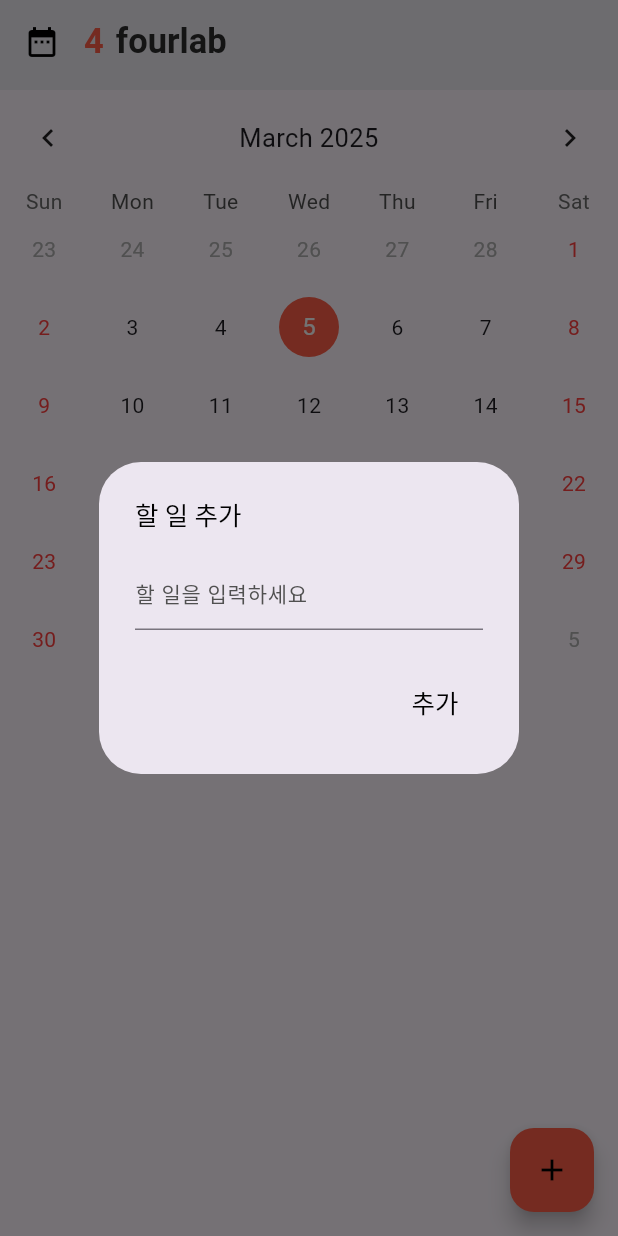
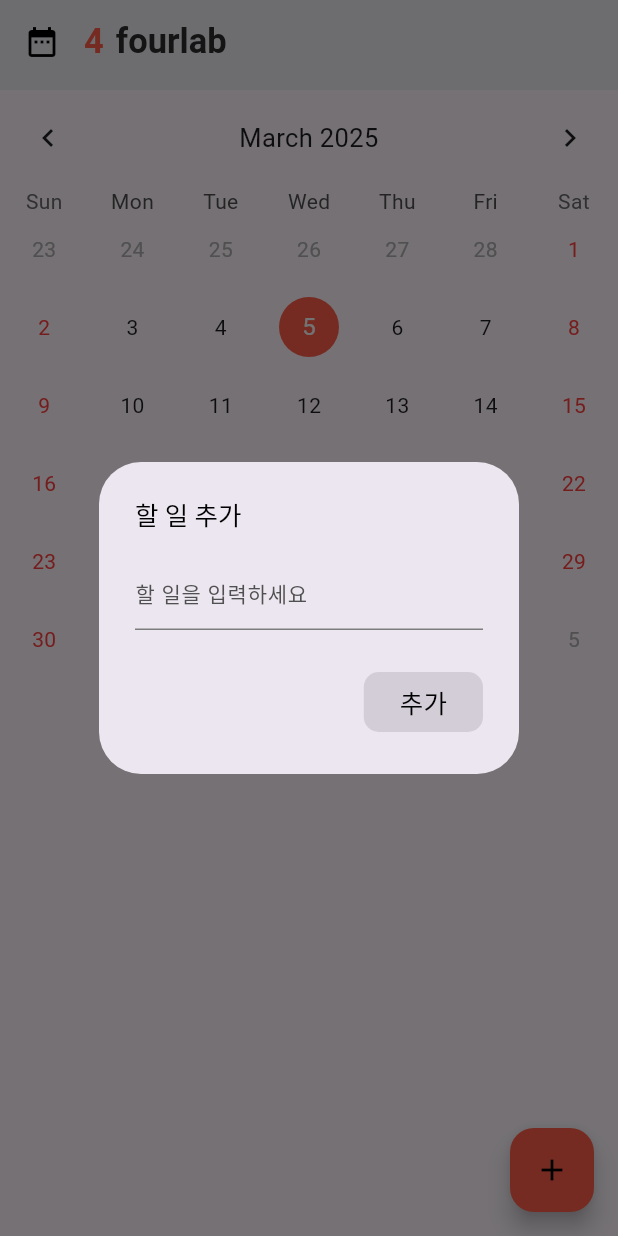
Before and after one commit to geonheey/LifeLog, a Flutter app: the screen it shows after launch, after a tap on the "add" icon, on a phone screen of 412 x 824 dp. Run offline on Flutter 3.47's test engine with Material 3 defaults, Android fonts, the light colour scheme and no system bars; drawn by our look-alikes of table_calendar; our stand-ins replace flutter_riverpod.

Commit message:
[Design] AlertDialog 입력 여부에 따른 디자인 변경

```diff
--- a/lib/theme/todo_theme_color.dart
+++ b/lib/theme/todo_theme_color.dart
@@ -6,11 +6,13 @@ class TodoThemeColor {
 
   static const Color background = Color(0xFFFAFAFA);
   static const Color gray = Color(0xFF505050);
+  static const Color gray1 = Color(0xFF7D7D7D);
 
+  static const Color red = Color(0xFFFF4040);
   static const Color red1 = Color(0xFFFFDDD8);
 
-  static const Color red = Color(0xFFFF4040);
   static const Color orange = Color(0xFFFF5E48);
+  static const Color orange1 = Color(0xFFFF8A4A);
 
   static const Color black = Color(0xFF000000);
   static const Color white = Color(0xFFFFFFFF);
--- a/lib/view/component/add_task_dialog.dart
+++ b/lib/view/component/add_task_dialog.dart
@@ -1,4 +1,5 @@
 import 'package:flutter/material.dart';
+import 'package:to_do_list/theme/todo_theme_color.dart';
 
 import '../../theme/todo_theme_text_style.dart';
 
@@ -24,14 +25,25 @@ class _AddTaskDialogState extends State<AddTaskDialog> {
             newTask = value;
           });
         },
-        decoration: const InputDecoration(hintText: '할 일을 입력하세요', hintStyle: TodoThemeTextStyle.grayMedium14),
+        decoration: const InputDecoration(hintText: '할 일을 입력하세요', hintStyle: TodoThemeTextStyle.grayMedium14,enabledBorder: UnderlineInputBorder(
+          borderSide: BorderSide(color: TodoThemeColor.gray1),
+        ),
+          focusedBorder: UnderlineInputBorder(
+            borderSide: BorderSide(color: TodoThemeColor.orange),
+          ),),
       ),
       actions: [
-        TextButton(
-          onPressed: () {
-              widget.onTaskAdded(newTask);
-              Navigator.of(context).pop();
+        ElevatedButton(
+          onPressed: newTask.isEmpty
+              ? null
+              : () {
+            widget.onTaskAdded(newTask);
+            Navigator.of(context).pop();
           },
+          style: ElevatedButton.styleFrom(
+            backgroundColor: newTask.isEmpty ? TodoThemeColor.gray1 : TodoThemeColor.orange1,
+            shape: RoundedRectangleBorder(borderRadius: BorderRadius.circular(10))
+          ),
           child: const Text('추가', style : TodoThemeTextStyle.blackMedium17),
         ),
       ],
```
